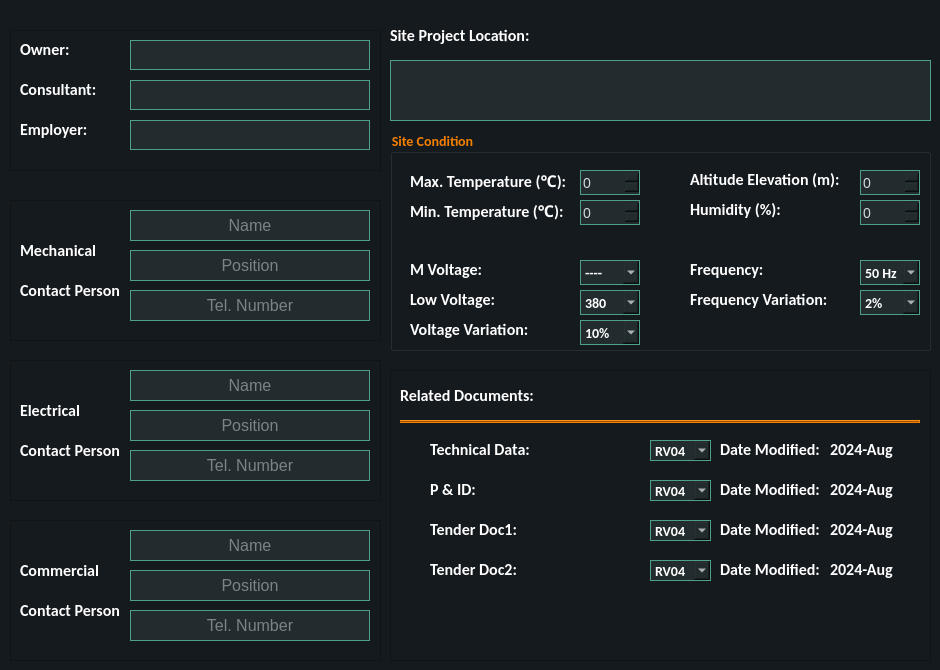
This is ui/project_information_tab.ui in AliTavakoliNiya/GriinPower as Qt 5 draws it before an edit. The edited form follows.
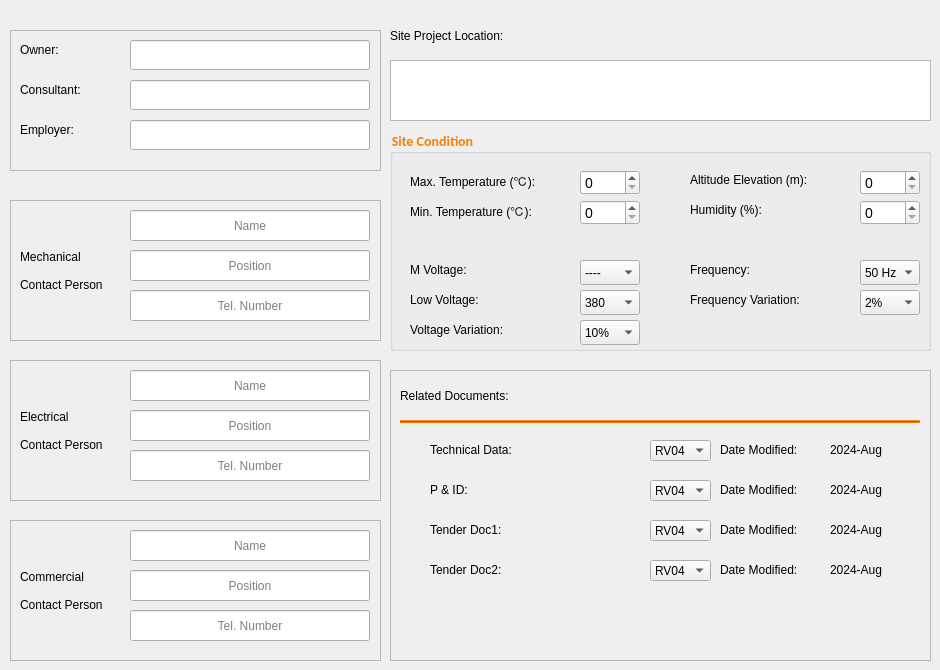
This is the edited form. Icons and pictures are not drawn.

```diff
--- a/ui/project_information_tab.ui
+++ b/ui/project_information_tab.ui
@@ -14,562 +14,7 @@
    <string>MainWindow</string>
   </property>
   <property name="styleSheet">
-   <string notr="true">QMainWindow , QWidget{
-	background-color:#151a1e;
-}
-QCalendar {
-	background-color: #151a1e;
-}
-QTextEdit {
-	border-width: 1px;
-	border-style: solid;
-	border-color: #4fa08b;
-	background-color: #222b2e;
-	color: #d3dae3;
-}
-QPlainTextEdit {
-	border-width: 1px;
-	border-style: solid;
-	border-color: #4fa08b;
-	background-color: #222b2e;
-	color: #d3dae3;
-}
-QToolButton {
-	border-style: solid;
-	border-top-color: qlineargradient(spread:pad, x1:0.5, y1:1, x2:0.5, y2:0, stop:0 rgb(215, 215, 215), stop:1 rgb(222, 222, 222));
-	border-right-color: qlineargradient(spread:pad, x1:0, y1:0.5, x2:1, y2:0.5, stop:0 rgb(217, 217, 217), stop:1 rgb(227, 227, 227));
-	border-left-color: qlineargradient(spread:pad, x1:0, y1:0.5, x2:1, y2:0.5, stop:0 rgb(227, 227, 227), stop:1 rgb(217, 217, 217));
-	border-bottom-color: qlineargradient(spread:pad, x1:0.5, y1:1, x2:0.5, y2:0, stop:0 rgb(215, 215, 215), stop:1 rgb(222, 222, 222));
-	border-width: 1px;
-	border-radius: 5px;
-	color: #d3dae3;
-	padding: 2px;
-	background-color: rgb(255,255,255);
-}
-QToolButton:hover{
-	border-style: solid;
-	border-top-color: qlineargradient(spread:pad, x1:0.5, y1:1, x2:0.5, y2:0, stop:0 rgb(195, 195, 195), stop:1 rgb(222, 222, 222));
-	border-right-color: qlineargradient(spread:pad, x1:0, y1:0.5, x2:1, y2:0.5, stop:0 rgb(197, 197, 197), stop:1 rgb(227, 227, 227));
-	border-left-color: qlineargradient(spread:pad, x1:0, y1:0.5, x2:1, y2:0.5, stop:0 rgb(227, 227, 227), stop:1 rgb(197, 197, 197));
-	border-bottom-color: qlineargradient(spread:pad, x1:0.5, y1:1, x2:0.5, y2:0, stop:0 rgb(195, 195, 195), stop:1 rgb(222, 222, 222));
-	border-width: 1px;
-	border-radius: 5px;
-	color: rgb(0,0,0);
-	padding: 2px;
-	background-color: rgb(255,255,255);
-}
-QToolButton:pressed{
-	border-style: solid;
-	border-top-color: qlineargradient(spread:pad, x1:0.5, y1:1, x2:0.5, y2:0, stop:0 rgb(215, 215, 215), stop:1 rgb(222, 222, 222));
-	border-right-color: qlineargradient(spread:pad, x1:0, y1:0.5, x2:1, y2:0.5, stop:0 rgb(217, 217, 217), stop:1 rgb(227, 227, 227));
-	border-left-color: qlineargradient(spread:pad, x1:0, y1:0.5, x2:1, y2:0.5, stop:0 rgb(227, 227, 227), stop:1 rgb(217, 217, 217));
-	border-bottom-color: qlineargradient(spread:pad, x1:0.5, y1:1, x2:0.5, y2:0, stop:0 rgb(215, 215, 215), stop:1 rgb(222, 222, 222));
-	border-width: 1px;
-	border-radius: 5px;
-	color: rgb(0,0,0);
-	padding: 2px;
-	background-color: rgb(142,142,142);
-}
-QPushButton{
-	border-style: solid;
-	border-color: #050a0e;
-	border-width: 1px;
-	border-radius: 5px;
-	color: #d3dae3;
-	padding: 2px;
-	background-color: #151a1e;
-}
-QPushButton::default{
-	border-style: solid;
-	border-color: #050a0e;
-	border-width: 1px;
-	border-radius: 5px;
-	color: #FFFFFF;
-	padding: 2px;
-	background-color: #151a1e;;
-}
-QPushButton:hover{
-	border-style: solid;
-	border-color: #050a0e;
-	border-width: 1px;
-	border-radius: 5px;
-	color: #d3dae3;
-	padding: 2px;
-	background-color: #1c1f1f;
-}
-QPushButton:pressed{
-	border-style: solid;
-	border-color: #050a0e;
-	border-width: 1px;
-	border-radius: 5px;
-	color: #d3dae3;
-	padding: 2px;
-	background-color: #2c2f2f;
-}
-QPushButton:disabled{
-	border-style: solid;
-	border-top-color: qlineargradient(spread:pad, x1:0.5, y1:1, x2:0.5, y2:0, stop:0 rgb(215, 215, 215), stop:1 rgb(222, 222, 222));
-	border-right-color: qlineargradient(spread:pad, x1:0, y1:0.5, x2:1, y2:0.5, stop:0 rgb(217, 217, 217), stop:1 rgb(227, 227, 227));
-	border-left-color: qlineargradient(spread:pad, x1:0, y1:0.5, x2:1, y2:0.5, stop:0 rgb(227, 227, 227), stop:1 rgb(217, 217, 217));
-	border-bottom-color: qlineargradient(spread:pad, x1:0.5, y1:1, x2:0.5, y2:0, stop:0 rgb(215, 215, 215), stop:1 rgb(222, 222, 222));
-	border-width: 1px;
-	border-radius: 5px;
-	color: #808086;
-	padding: 2px;
-	background-color: rgb(142,142,142);
-}
-QLineEdit {
-	border-width: 1px;
-	border-style: solid;
-	border-color: #4fa08b;
-	background-color: #222b2e;
-	color: #d3dae3;
-	font-size: 16px;
-}
-QLineEdit:disabled {
-	border-width: 1px;
-	border-style: solid;
-	border-color: #4fa08b;
-    background-color: #151a1e;
-    color: #151a1e;    
-}
-QLCDNumber {
-	color: #4d9b87;
-}
-QProgressBar {
-	text-align: center;
-	color: #d3dae3;
-	border-radius: 10px;
-	border-color: transparent;
-	border-style: solid;
-	background-color: #52595d;
-}
-QProgressBar::chunk {
-	background-color: #214037	;
-	border-radius: 10px;
-}
-QMenuBar {
-	background-color: #151a1e;
-}
-QMenuBar::item {
-	color: #d3dae3;
-  	spacing: 3px;
-  	padding: 1px 4px;
-	background-color: #151a1e;
-}
-
-QMenuBar::item:selected {
-  	background-color: #252a2e;
-	color: #FFFFFF;
-}
-QMenu {
-	background-color: #151a1e;
-}
-QMenu::item:selected {
-	background-color: #252a2e;
-	color: #FFFFFF;
-}
-QMenu::item {
-	color: #d3dae3;
-	background-color: #151a1e;
-}
-QTabWidget {
-	color:rgb(0,0,0);
-	background-color:#000000;
-}
-QTabWidget::pane {
-		border-color: #050a0e;
-		background-color: #1e282c;
-		border-style: solid;
-		border-width: 1px;
-    	border-bottom-left-radius: 4px;
-		border-bottom-right-radius: 4px;
-}
-QTabBar::tab:first {
-	border-style: solid;
-	border-left-width:1px;
-	border-right-width:0px;
-	border-top-width:1px;
-	border-bottom-width:0px;
-	border-top-color: #050a0e;
-	border-left-color: #050a0e;
-	border-bottom-color: #050a0e;
-	border-top-left-radius: 4px;
-	color: #d3dae3;
-	padding: 3px;
-	margin-left:0px;
-	background-color: #151a1e;
-}
-QTabBar::tab:last {
-	border-style: solid;
-	border-top-width:1px;
-	border-left-width:1px;
-	border-right-width:1px;
-	border-bottom-width:0px;
-	border-color: #050a0e;
-	border-top-right-radius: 4px;
-	color: #d3dae3;
-	padding: 3px;
-	margin-left:0px;
-	background-color: #151a1e;
-}
-QTabBar::tab {
-	border-style: solid;
-	border-top-width:1px;
-	border-bottom-width:0px;
-	border-left-width:1px;
-	border-top-color: #050a0e;
-	border-left-color: #050a0e;
-	border-bottom-color: #050a0e;
-	color: #d3dae3;
-	padding: 3px;
-	margin-left:0px;
-	background-color: #151a1e;
-}
-QTabBar::tab:selected, QTabBar::tab:last:selected, QTabBar::tab:hover {
-  	border-style: solid;
-  	border-left-width:1px;
-	border-bottom-width:0px;
-	border-right-color: transparent;
-	border-top-color: #050a0e;
-	border-left-color: #050a0e;
-	border-bottom-color: #050a0e;
-	color: #FFFFFF;
-	padding: 3px;
-	margin-left:0px;
-	background-color: #1e282c;
-}
-
-QTabBar::tab:selected, QTabBar::tab:first:selected, QTabBar::tab:hover {
-  	border-style: solid;
-  	border-left-width:1px;
-  	border-bottom-width:0px;
-  	border-top-width:1px;
-	border-right-color: transparent;
-	border-top-color: #050a0e;
-	border-left-color: #050a0e;
-	border-bottom-color: #050a0e;
-	color: #FFFFFF;
-	padding: 3px;
-	margin-left:0px;
-	background-color: #1e282c;
-}
-
-QCheckBox {
-	color: #d3dae3;
-	padding: 2px;
-}
-QCheckBox:disabled {
-	color: #808086;
-	padding: 2px;
-}
-
-QCheckBox:hover {
-	border-radius:4px;
-	border-style:solid;
-	padding-left: 1px;
-	padding-right: 1px;
-	padding-bottom: 1px;
-	padding-top: 1px;
-	border-width:1px;
-	border-color: transparent;
-}
-QCheckBox::indicator:checked {
-
-	height: 10px;
-	width: 10px;
-	border-style:solid;
-	border-width: 1px;
-	border-color: #4fa08b;
-	color: #000000;
-	background-color: qradialgradient(cx:0.4, cy:0.4, radius: 1.5,fx:0, fy:0, stop:0 #1e282c, stop:0.3 #1e282c, stop:0.4 #4fa08b, stop:0.5 #1e282c, stop:1 #1e282c);
-}
-QCheckBox::indicator:unchecked {
-
-	height: 10px;
-	width: 10px;
-	border-style:solid;
-	border-width: 1px;
-	border-color: #4fa08b;
-	color: #000000;
-}
-QRadioButton {
-	color: #d3dae3;
-	padding: 1px;
-}
-QRadioButton::indicator:checked {
-	height: 10px;
-	width: 10px;
-	border-style:solid;
-	border-radius:5px;
-	border-width: 1px;
-	border-color: #4fa08b;
-	color: #a9b7c6;
-	background-color: qradialgradient(cx:0.5, cy:0.5, radius:0.4,fx:0.5, fy:0.5, stop:0 #4fa08b, stop:1 #1e282c);
-}
-QRadioButton::indicator:!checked {
-	height: 10px;
-	width: 10px;
-	border-style:solid;
-	border-radius:5px;
-	border-width: 1px;
-	border-color: #4fa08b;
-	color: #a9b7c6;
-	background-color: transparent;
-}
-QStatusBar {
-	color:#027f7f;
-}
-QSpinBox {
-	color: #d3dae3;
-	background-color: #222b2e;
-	border-width: 1px;
-	border-style: solid;
-	border-color: #4fa08b;
-}
-QSpinBox:disabled {
-    background-color: #151a1e;
-    color: #151a1e;    
-}
-QDoubleSpinBox {
-	color: #d3dae3;
-	background-color: #222b2e;
-	border-width: 1px;
-	border-style: solid;
-	border-color: #4fa08b;
-}
-QTimeEdit {
-	color: #d3dae3;
-	background-color: #222b2e;
-	border-width: 1px;
-	border-style: solid;
-	border-color: #4fa08b;
-}
-QDateTimeEdit {
-	color: #d3dae3;
-	background-color: #222b2e;
-	border-width: 1px;
-	border-style: solid;
-	border-color: #4fa08b;
-}
-QDateEdit {
-	color: #d3dae3;
-	background-color: #222b2e;
-	border-width: 1px;
-	border-style: solid;
-	border-color: #4fa08b;
-}
-QFontComboBox {
-	color: #d3dae3;
-	background-color: #222b2e;
-	border-width: 1px;
-	border-style: solid;
-	border-color: #4fa08b;
-}
-QComboBox {
-	color: #d3dae3;
-	background-color: #222b2e;
-	border-width: 1px;
-	border-style: solid;
-	border-color: #4fa08b;
-}
-
-QComboBox QAbstractItemView {
-	background-color: #222b2e;
-	color: #d3dae3;
-	selection-background-color: #007acc;
-}
-
-QDial {
-	background: #16a085;
-}
-
-QToolBox {
-	color: #a9b7c6;
-	background-color: #222b2e;
-}
-QToolBox::tab {
-	color: #a9b7c6;
-	background-color:#222b2e;
-}
-QToolBox::tab:selected {
-	color: #FFFFFF;
-	background-color:#222b2e;
-}
-QScrollArea {
-	color: #FFFFFF;
-	background-color:#222b2e;
-}
-QSlider::groove:horizontal {
-	height: 5px;
-	background-color: #52595d;
-}
-QSlider::groove:vertical {
-	width: 5px;
-	background-color: #52595d;
-}
-QSlider::handle:horizontal {
-	background: #1a2224;
-	border-style: solid;
-	border-width: 1px;
-	border-color: rgb(207,207,207);
-	width: 12px;
-	margin: -5px 0;
-	border-radius: 7px;
-}
-QSlider::handle:vertical {
-	background: #1a2224;
-	border-style: solid;
-	border-width: 1px;
-	border-color: rgb(207,207,207);
-	height: 12px;
-	margin: 0 -5px;
-	border-radius: 7px;
-}
-QSlider::add-page:horizontal {
-    background: #52595d;
-}
-QSlider::add-page:vertical {
-    background: #52595d;
-}
-QSlider::sub-page:horizontal {
-    background-color: #15433a;
-}
-QSlider::sub-page:vertical {
-    background-color: #15433a;
-}
-QScrollBar:horizontal {
-	max-height: 10px;
-	border: 1px transparent grey;
-	margin: 0px 20px 0px 20px;
-	background: transparent;
-}
-QScrollBar:vertical {
-	max-width: 10px;
-	border: 1px transparent grey;
-	margin: 20px 0px 20px 0px;
-	background: transparent;
-}
-QScrollBar::handle:horizontal {
-	background: #52595d;
-	border-style: transparent;
-	border-radius: 4px;
-	min-width: 25px;
-}
-QScrollBar::handle:horizontal:hover {
-	background: #58a492;
-	border-style: transparent;
-	border-radius: 4px;
-	min-width: 25px;
-}
-QScrollBar::handle:vertical {
-	background: #52595d;
-	border-style: transparent;
-	border-radius: 4px;
-	min-height: 25px;
-}
-QScrollBar::handle:vertical:hover {
-	background: #58a492;
-	border-style: transparent;
-	border-radius: 4px;
-	min-height: 25px;
-}
-QScrollBar::add-line:horizontal {
-   border: 2px transparent grey;
-   border-top-right-radius: 4px;
-   border-bottom-right-radius: 4px;
-   background: #15433a;
-   width: 20px;
-   subcontrol-position: right;
-   subcontrol-origin: margin;
-}
-QScrollBar::add-line:horizontal:pressed {
-   border: 2px transparent grey;
-   border-top-right-radius: 4px;
-   border-bottom-right-radius: 4px;
-   background: rgb(181,181,181);
-   width: 20px;
-   subcontrol-position: right;
-   subcontrol-origin: margin;
-}
-QScrollBar::add-line:vertical {
-   border: 2px transparent grey;
-   border-bottom-left-radius: 4px;
-   border-bottom-right-radius: 4px;
-   background: #15433a;
-   height: 20px;
-   subcontrol-position: bottom;
-   subcontrol-origin: margin;
-}
-QScrollBar::add-line:vertical:pressed {
-   border: 2px transparent grey;
-   border-bottom-left-radius: 4px;
-   border-bottom-right-radius: 4px;
-   background: rgb(181,181,181);
-   height: 20px;
-   subcontrol-position: bottom;
-   subcontrol-origin: margin;
-}
-QScrollBar::sub-line:horizontal {
-   border: 2px transparent grey;
-   border-top-left-radius: 4px;
-   border-bottom-left-radius: 4px;
-   background: #15433a;
-   width: 20px;
-   subcontrol-position: left;
-   subcontrol-origin: margin;
-}
-QScrollBar::sub-line:horizontal:pressed {
-   border: 2px transparent grey;
-   border-top-left-radius: 4px;
-   border-bottom-left-radius: 4px;
-   background: rgb(181,181,181);
-   width: 20px;
-   subcontrol-position: left;
-   subcontrol-origin: margin;
-}
-QScrollBar::sub-line:vertical {
-   border: 2px transparent grey;
-   border-top-left-radius: 4px;
-   border-top-right-radius: 4px;
-   background: #15433a;
-   height: 20px;
-   subcontrol-position: top;
-   subcontrol-origin: margin;
-}
-QScrollBar::sub-line:vertical:pressed {
-   border: 2px transparent grey;
-   border-top-left-radius: 4px;
-   border-top-right-radius: 4px;
-   background: rgb(181,181,181);
-   height: 20px;
-   subcontrol-position: top;
-   subcontrol-origin: margin;
-}
-
-QScrollBar::add-page:horizontal, QScrollBar::sub-page:horizontal {
-   background: none;
-}
-QScrollBar::add-page:vertical, QScrollBar::sub-page:vertical {
-   background: none;
-}
-
-QGroupBox {
-	color: #ffffff;
-}
-QComboBox{
-	color: #ffffff;
-    font-family: Calibri;
-    font-weight: bold;
-	font-size: 14px;
-}
-QLabel{
-	color: #ffffff;
-    font-family: Calibri;
-    font-weight: bold;
-	font-size: 16px;
-}
-</string>
+   <string notr="true"/>
   </property>
   <widget class="QGroupBox" name="groupBox">
    <property name="geometry">
```
